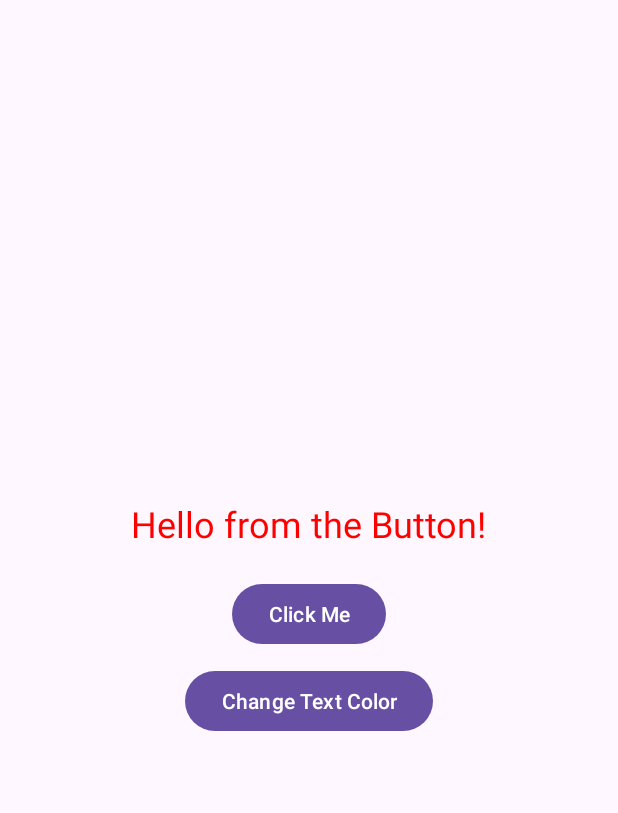
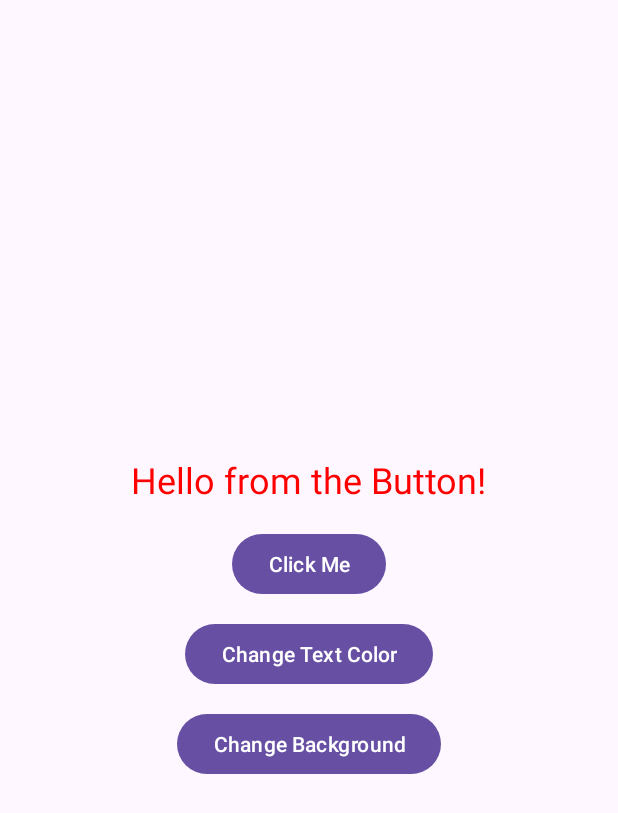
Before and after one commit to NikoDarchia-blck/MyApplication2, an Android app: the screen it shows after launch (MainActivity), after a tap on "Change Text Color", on a phone screen of 412 x 824 dp. Shown: the top 813 px of the screen. Run offline under Robolectric (Android 15) with nearby library versions, the phone set to English and light mode, and no system bars; 1 other tap on this screen came first.

Commit message:
Added third button to change background color

```diff
--- a/app/src/main/java/com/example/myapplication/MainActivity.kt
+++ b/app/src/main/java/com/example/myapplication/MainActivity.kt
@@ -11,10 +11,10 @@ class MainActivity : AppCompatActivity() {
         super.onCreate(savedInstanceState)
         setContentView(R.layout.activity_main)
 
-        // Find the views from the layout
         val textView = findViewById<TextView>(R.id.textView)
         val button = findViewById<Button>(R.id.button)
         val buttonChangeColor = findViewById<Button>(R.id.buttonChangeColor)
+        val buttonChangeBackground = findViewById<Button>(R.id.buttonChangeBackground)
 
         // First button: change the text
         button.setOnClickListener {
@@ -23,7 +23,13 @@ class MainActivity : AppCompatActivity() {
 
         // Second button: change the text color
         buttonChangeColor.setOnClickListener {
-            textView.setTextColor(Color.RED) // you can change to any color
+            textView.setTextColor(Color.RED)
+        }
+
+        // Third button: change the background color
+        buttonChangeBackground.setOnClickListener {
+            val rootView = findViewById<android.view.View>(android.R.id.content)
+            rootView.setBackgroundColor(Color.parseColor("#E3F2FD")) // light blue
         }
     }
 }
--- a/app/src/main/res/layout/activity_main.xml
+++ b/app/src/main/res/layout/activity_main.xml
@@ -1,11 +1,11 @@
 <?xml version="1.0" encoding="utf-8"?>
 <LinearLayout xmlns:android="http://schemas.android.com/apk/res/android"
-    xmlns:app="http://schemas.android.com/apk/res-auto"
     xmlns:tools="http://schemas.android.com/tools"
     android:layout_width="match_parent"
     android:layout_height="match_parent"
     android:orientation="vertical"
     android:gravity="center"
+    android:padding="24dp"
     tools:context=".MainActivity">
 
     <TextView
@@ -14,7 +14,7 @@
         android:layout_height="wrap_content"
         android:text="Hello World!"
         android:textSize="24sp"
-        android:layout_marginBottom="20dp"/>
+        android:layout_marginBottom="16dp" />
 
     <Button
         android:id="@+id/button"
@@ -27,6 +27,13 @@
         android:layout_width="wrap_content"
         android:layout_height="wrap_content"
         android:text="Change Text Color"
-        android:layout_marginTop="10dp"/>
+        android:layout_marginTop="12dp" />
+
+    <Button
+        android:id="@+id/buttonChangeBackground"
+        android:layout_width="wrap_content"
+        android:layout_height="wrap_content"
+        android:text="Change Background"
+        android:layout_marginTop="12dp" />
 
 </LinearLayout>
```
